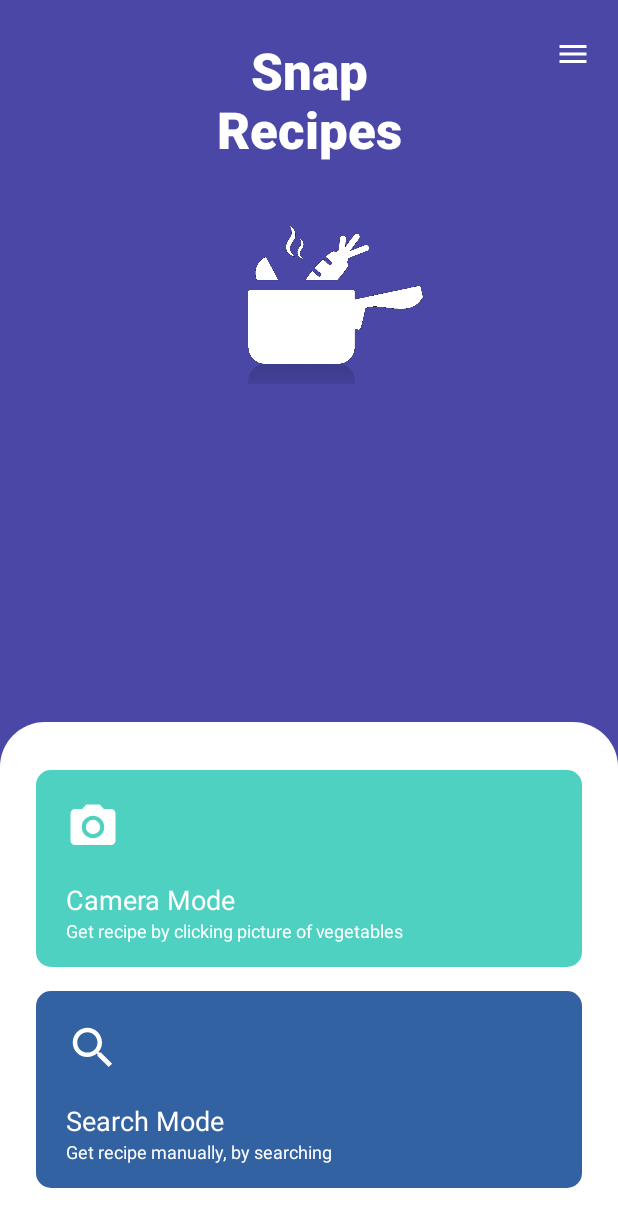
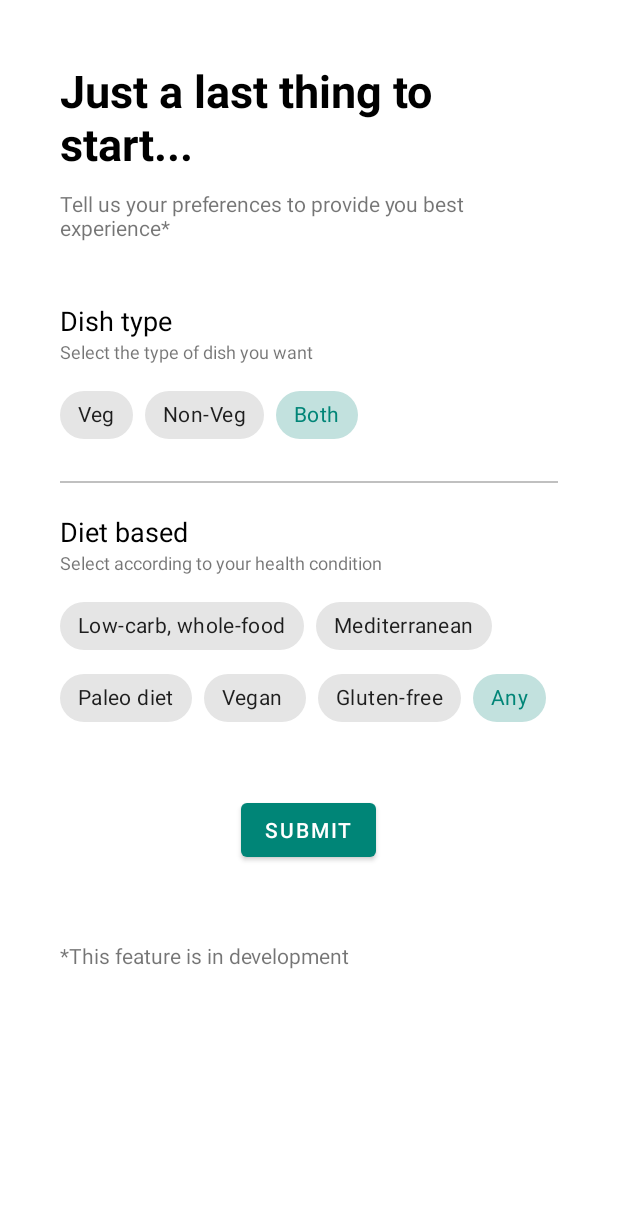
Before and after one commit to crismaver1993/Snap-Recipes, an Android app: the screen it shows after launch (MainActivity before the commit, UserPreferencesActivity after it), after a tap on "EXPLORE NOW", on a phone screen of 412 x 824 dp. Shown: the top 1227 px of the screen. Run offline under Robolectric (Android 15) with nearby library versions, the phone set to English and light mode, and no system bars; our stand-ins replace CircleImageView.

Commit message:
Improved search recipes, added preference option and change rating to star based instead of like/dislike

```diff
--- a/app/build.gradle
+++ b/app/build.gradle
@@ -11,8 +11,8 @@ android {
         applicationId "com.shubhampandey.snaprecipes"
         minSdkVersion 21
         targetSdkVersion 28
-        versionCode 10
-        versionName '1.9'
+        versionCode 11
+        versionName '2.0'
         testInstrumentationRunner "androidx.test.runner.AndroidJUnitRunner"
         // to use SVG enable this
         vectorDrawables.useSupportLibrary = true
--- a/app/src/main/java/com/shubhampandey/snaprecipes/SplashActivity.kt
+++ b/app/src/main/java/com/shubhampandey/snaprecipes/SplashActivity.kt
@@ -13,6 +13,8 @@ class SplashActivity : AppCompatActivity() {
     internal val mRunnable: Runnable = Runnable {
         if (!isFinishing) {
 
+            // opening tab activity
+            // which is onboarding/walkthrough
             val intent = Intent(applicationContext, TabActivity::class.java)
             startActivity(intent)
             finish()
--- a/app/src/main/java/com/shubhampandey/snaprecipes/TabActivity.kt
+++ b/app/src/main/java/com/shubhampandey/snaprecipes/TabActivity.kt
@@ -34,7 +34,7 @@ class TabActivity : AppCompatActivity() {
         //when this activity is about to launch we need to check its opened true or false
         if (restorePrefData())
         {
-            val mainActivity = Intent(applicationContext, MainActivity::class.java)
+            val mainActivity = Intent(applicationContext, UserPreferencesActivity::class.java)
             startActivity(mainActivity)
             finish()
         }
@@ -90,7 +90,7 @@ class TabActivity : AppCompatActivity() {
             //it already checked the TabActivity use shared preference to know true or false
             savePrefData()
             //If yes open MainActivity
-            val main = Intent(applicationContext, MainActivity::class.java)
+            val main = Intent(applicationContext, UserPreferencesActivity::class.java)
             startActivity(main)
             finish()
         }
--- /dev/null
+++ b/app/src/main/java/com/shubhampandey/snaprecipes/UserPreferencesActivity.kt
@@ -0,0 +1,65 @@
+package com.shubhampandey.snaprecipes
+
+import android.content.Context
+import android.content.Intent
+import androidx.appcompat.app.AppCompatActivity
+import android.os.Bundle
+import android.view.View
+import android.view.Window
+import android.view.WindowManager
+import com.google.android.material.chip.Chip
+import kotlinx.android.synthetic.main.activity_user_preferences.*
+
+class UserPreferencesActivity : AppCompatActivity() {
+
+    override fun onCreate(savedInstanceState: Bundle?) {
+        super.onCreate(savedInstanceState)
+
+        //hide status bar
+        requestWindowFeature(Window.FEATURE_NO_TITLE)
+        window.setFlags(
+            WindowManager.LayoutParams.FLAG_FULLSCREEN,
+            WindowManager.LayoutParams.FLAG_FULLSCREEN)
+
+        setContentView(R.layout.activity_user_preferences)
+
+        //when this activity is about to launch we need to check its opened true or false
+        if (restorePrefData())
+        {
+            val mainActivity = Intent(applicationContext, MainActivity::class.java)
+            startActivity(mainActivity)
+            finish()
+        }
+
+    }
+
+
+    private fun savePrefData() {
+        val dishTypeChip: Chip = findViewById(dishTypePreference.checkedChipId)
+        val dietBasedChip: Chip = findViewById(dietBasedPreferece.checkedChipId)
+
+        val sharedPreferences = this.getSharedPreferences("userPreference", android.content.Context.MODE_PRIVATE)
+        val editor = sharedPreferences.edit()
+        editor.putBoolean("Opened", true)
+        editor.putString("dishTypePref", dishTypeChip.text.toString())
+        editor.putString("dietBasedPref", dietBasedChip.text.toString())
+
+        println("Diet based ${dietBasedChip.text}")
+        editor.apply()
+    }
+
+    private fun restorePrefData(): Boolean {
+        val sharedPreferences = this.getSharedPreferences("userPreference", android.content.Context.MODE_PRIVATE)
+        val ActivityOpen: Boolean
+        ActivityOpen = sharedPreferences.getBoolean("Opened", false)
+        return ActivityOpen
+    }
+
+    fun saveDishPreference(view: View) {
+        savePrefData()
+
+        val mainActivity = Intent(applicationContext, MainActivity::class.java)
+        startActivity(mainActivity)
+        finish()
+    }
+}
--- a/app/src/main/res/layout/activity_recipe_list_by_camera.xml
+++ b/app/src/main/res/layout/activity_recipe_list_by_camera.xml
@@ -120,6 +120,7 @@
         android:visibility="gone"
         app:lottie_autoPlay="true"
         app:lottie_fileName="cookingLottie.json"
+        app:lottie_enableMergePathsForKitKatAndAbove="true"
         app:lottie_loop="true" />
 
     <TextView
--- a/app/src/main/res/layout/activity_recipe_list_by_search.xml
+++ b/app/src/main/res/layout/activity_recipe_list_by_search.xml
@@ -146,6 +146,7 @@
                 android:visibility="gone"
                 app:lottie_autoPlay="true"
                 app:lottie_fileName="cookingLottie.json"
+                app:lottie_enableMergePathsForKitKatAndAbove="true"
                 app:lottie_loop="true" />
 
             <TextView
--- /dev/null
+++ b/app/src/main/res/layout/activity_user_preferences.xml
@@ -0,0 +1,172 @@
+<?xml version="1.0" encoding="utf-8"?>
+<ScrollView xmlns:android="http://schemas.android.com/apk/res/android"
+    xmlns:app="http://schemas.android.com/apk/res-auto"
+    xmlns:tools="http://schemas.android.com/tools"
+    android:layout_width="match_parent"
+    android:layout_height="match_parent"
+    tools:context=".UserPreferencesActivity">
+
+    <LinearLayout
+        android:layout_width="match_parent"
+        android:layout_height="wrap_content"
+        android:orientation="vertical"
+        android:padding="40dp">
+
+    <TextView
+        android:layout_width="wrap_content"
+        android:layout_height="wrap_content"
+        android:fontFamily="sans-serif"
+        android:text="Just a last thing to\nstart..."
+        android:textColor="@color/black"
+        android:textSize="30sp"
+        android:textStyle="bold" />
+
+
+    <TextView
+        android:layout_width="wrap_content"
+        android:layout_height="wrap_content"
+        android:layout_marginTop="10dp"
+        android:text="Tell us your preferences to provide you best experience*" />
+
+    <TextView
+        android:layout_width="wrap_content"
+        android:layout_height="wrap_content"
+        android:layout_marginTop="40dp"
+        android:text="Dish type"
+        android:textColor="@color/black"
+        android:textSize="18sp" />
+
+    <TextView
+        android:layout_width="wrap_content"
+        android:layout_height="wrap_content"
+        android:text="Select the type of dish you want"
+        android:textSize="12sp"/>
+
+    <com.google.android.material.chip.ChipGroup
+        android:id="@+id/dishTypePreference"
+        android:layout_width="match_parent"
+        android:layout_height="wrap_content"
+        android:layout_marginTop="10dp"
+        app:checkedChip="@id/preferenceBoth"
+        app:selectionRequired="true"
+        app:singleSelection="true">
+
+        <com.google.android.material.chip.Chip
+            android:id="@+id/preferenceVeg"
+            style="@style/Widget.MaterialComponents.Chip.Choice"
+            android:layout_width="wrap_content"
+            android:layout_height="wrap_content"
+            android:text="Veg" />
+
+        <com.google.android.material.chip.Chip
+            android:id="@+id/preferenceNonVeg"
+            style="@style/Widget.MaterialComponents.Chip.Choice"
+            android:layout_width="wrap_content"
+            android:layout_height="wrap_content"
+            android:text="Non-Veg" />
+
+        <com.google.android.material.chip.Chip
+            android:id="@+id/preferenceBoth"
+            style="@style/Widget.MaterialComponents.Chip.Choice"
+            android:layout_width="wrap_content"
+            android:layout_height="wrap_content"
+            android:text="Both" />
+
+    </com.google.android.material.chip.ChipGroup>
+
+    <View
+        android:layout_width="match_parent"
+        android:layout_height="1dp"
+        android:layout_marginTop="20dp"
+        android:layout_marginBottom="20dp"
+        android:background="#c0c0c0"/>
+
+    <TextView
+        android:layout_width="wrap_content"
+        android:layout_height="wrap_content"
+        android:text="Diet based"
+        android:textColor="@color/black"
+        android:textSize="18sp" />
+
+    <TextView
+        android:layout_width="wrap_content"
+        android:layout_height="wrap_content"
+        android:text="Select according to your health condition"
+        android:textSize="12sp"/>
+
+    <com.google.android.material.chip.ChipGroup
+        android:id="@+id/dietBasedPreferece"
+        android:layout_width="match_parent"
+        android:layout_height="wrap_content"
+        android:layout_marginTop="10dp"
+        app:selectionRequired="true"
+        app:singleSelection="true"
+        app:checkedChip="@id/anyDiet">
+
+        <com.google.android.material.chip.Chip
+            android:id="@+id/lowCarbDiet"
+            style="@style/Widget.MaterialComponents.Chip.Choice"
+            android:layout_width="wrap_content"
+            android:layout_height="wrap_content"
+            android:text="Low-carb, whole-food" />
+
+        <com.google.android.material.chip.Chip
+            android:id="@+id/mediterraneanDiet"
+            style="@style/Widget.MaterialComponents.Chip.Choice"
+            android:layout_width="wrap_content"
+            android:layout_height="wrap_content"
+            android:text="Mediterranean" />
+
+        <com.google.android.material.chip.Chip
+            android:id="@+id/paleoDiet"
+            style="@style/Widget.MaterialComponents.Chip.Choice"
+            android:layout_width="wrap_content"
+            android:layout_height="wrap_content"
+            android:text="Paleo diet" />
+
+        <com.google.android.material.chip.Chip
+            android:id="@+id/veganDiet"
+            style="@style/Widget.MaterialComponents.Chip.Choice"
+            android:layout_width="wrap_content"
+            android:layout_height="wrap_content"
+            android:text="Vegan " />
+
+        <com.google.android.material.chip.Chip
+            android:id="@+id/gluttenFreeDiet"
+            style="@style/Widget.MaterialComponents.Chip.Choice"
+            android:layout_width="wrap_content"
+            android:layout_height="wrap_content"
+            android:text="Gluten-free" />
+
+        <com.google.android.material.chip.Chip
+            android:id="@+id/anyDiet"
+            style="@style/Widget.MaterialComponents.Chip.Choice"
+            android:layout_width="wrap_content"
+            android:layout_height="wrap_content"
+            android:text="Any" />
+
+    </com.google.android.material.chip.ChipGroup>
+
+    <Button
+        android:id="@+id/foodPreferenceSubmitBtn"
+        android:layout_width="wrap_content"
+        android:layout_height="wrap_content"
+        android:layout_gravity="center_horizontal"
+        android:text="Submit"
+        android:onClick="saveDishPreference"
+        android:layout_marginTop="40dp"/>
+
+    <!-- stretching frame layout, using layout_weight -->
+    <FrameLayout
+        android:layout_width="match_parent"
+        android:layout_height="0dp"
+        android:layout_weight="1"/>
+
+    <TextView
+        android:layout_width="wrap_content"
+        android:layout_height="wrap_content"
+        android:layout_marginTop="50dp"
+        android:text="*This feature is in development" />
+
+    </LinearLayout>
+</ScrollView>
```
Also changed, not shown: app/src/main/AndroidManifest.xml (+7 -4 lines), app/src/main/java/com/shubhampandey/snaprecipes/DisplayRecipeStepsActivity.kt (+31 -53 lines), app/src/main/java/com/shubhampandey/snaprecipes/RecipeListByCameraActivity.kt (+46 -74 lines), app/src/main/java/com/shubhampandey/snaprecipes/RecipeListBySearchActivity.kt (+15 -15 lines), app/src/main/res/drawable/ic_dislike.xml (deleted, +0 -48 lines), app/src/main/res/drawable/ic_like.xml (deleted, +0 -48 lines), app/src/main/res/layout/activity_display_recipe_steps.xml (+20 -22 lines).
